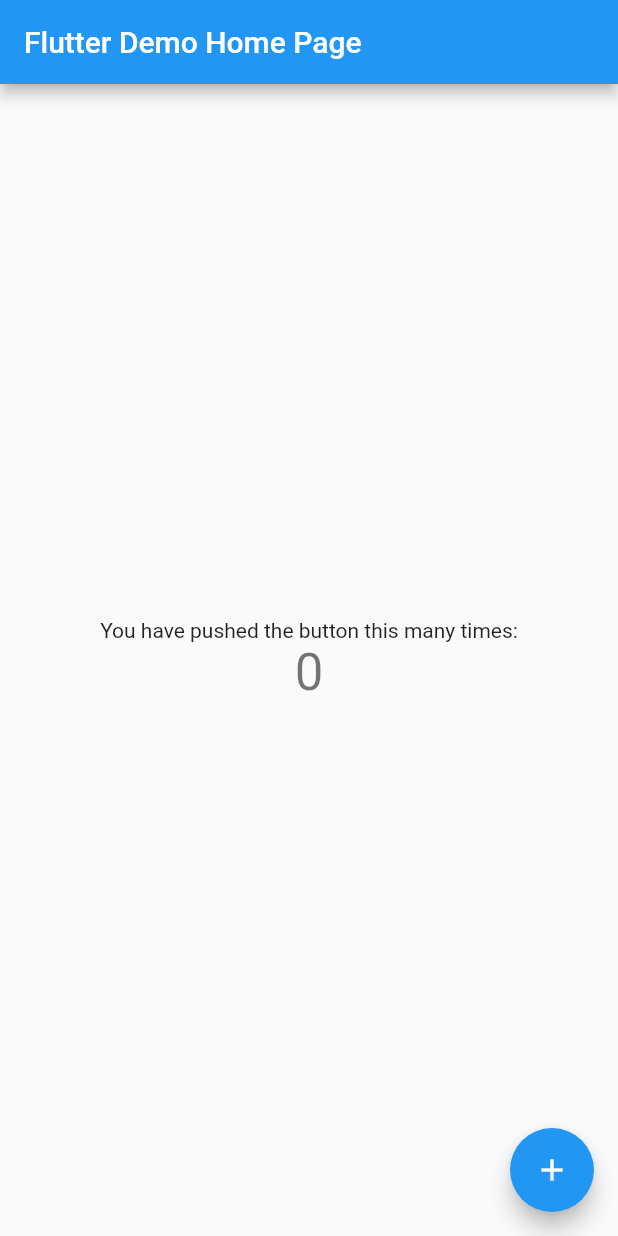
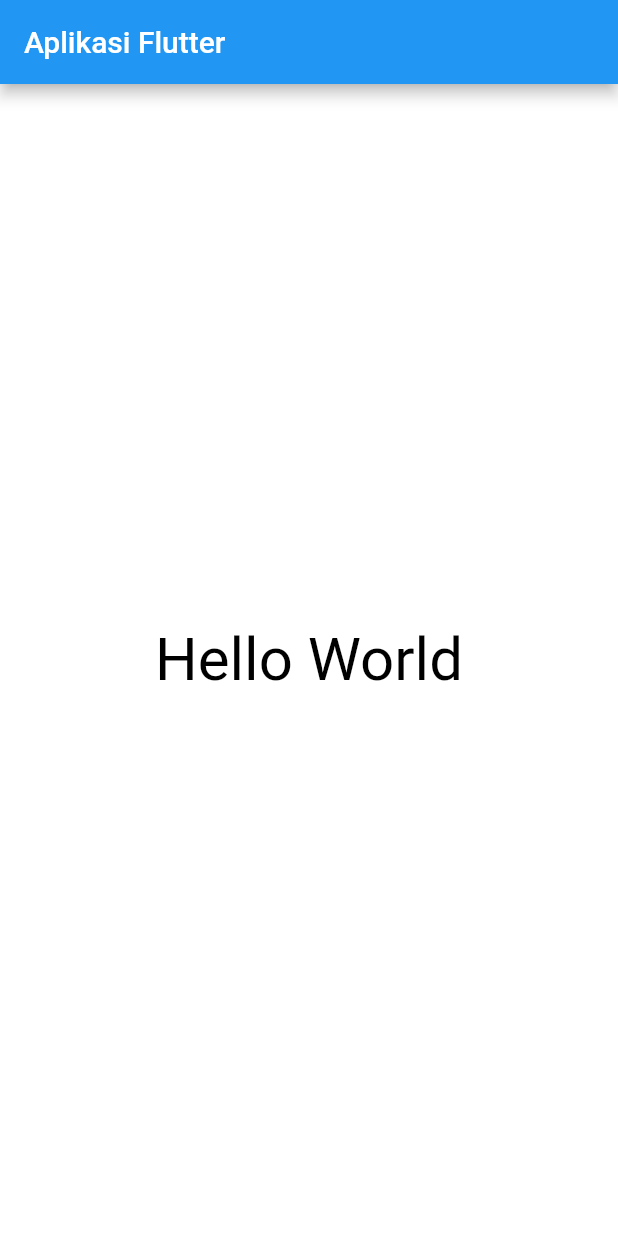
Before and after one commit to Anitasilvi/project-flutter1, a Flutter app: the screen it shows after launch, on a phone screen of 412 x 824 dp. Run offline on Flutter 3.47's test engine with Material 2 defaults, Android fonts, the phone set to English and light mode, and no system bars.

Commit message:
hello world

```diff
--- a/lib/main.dart
+++ b/lib/main.dart
@@ -1,115 +1,21 @@
 import 'package:flutter/material.dart';
 
 void main() {
-  runApp(const MyApp());
+  runApp(
+      MaterialApp(
+          title: "Aplikasi Flutter",
+          home: Scaffold(
+            appBar: AppBar(title: Text('Aplikasi Flutter'),),
+            body: Material(
+              color: Colors.white,
+              child: Center(
+                child: Text(
+                  "Hello World",
+                  textDirection: TextDirection.ltr,
+                  style: TextStyle(color: Colors.black, fontSize: 40.0),
+                ),
+              ),
+            ),
+          )
+      ));
 }
-
-class MyApp extends StatelessWidget {
-  const MyApp({super.key});
-
-  // This widget is the root of your application.
-  @override
-  Widget build(BuildContext context) {
-    return MaterialApp(
-      title: 'Flutter Demo',
-      theme: ThemeData(
-        // This is the theme of your application.
-        //
-        // Try running your application with "flutter run". You'll see the
-        // application has a blue toolbar. Then, without quitting the app, try
-        // changing the primarySwatch below to Colors.green and then invoke
-        // "hot reload" (press "r" in the console where you ran "flutter run",
-        // or simply save your changes to "hot reload" in a Flutter IDE).
-        // Notice that the counter didn't reset back to zero; the application
-        // is not restarted.
-        primarySwatch: Colors.blue,
-      ),
-      home: const MyHomePage(title: 'Flutter Demo Home Page'),
-    );
-  }
-}
-
-class MyHomePage extends StatefulWidget {
-  const MyHomePage({super.key, required this.title});
-
-  // This widget is the home page of your application. It is stateful, meaning
-  // that it has a State object (defined below) that contains fields that affect
-  // how it looks.
-
-  // This class is the configuration for the state. It holds the values (in this
-  // case the title) provided by the parent (in this case the App widget) and
-  // used by the build method of the State. Fields in a Widget subclass are
-  // always marked "final".
-
-  final String title;
-
-  @override
-  State<MyHomePage> createState() => _MyHomePageState();
-}
-
-class _MyHomePageState extends State<MyHomePage> {
-  int _counter = 0;
-
-  void _incrementCounter() {
-    setState(() {
-      // This call to setState tells the Flutter framework that something has
-      // changed in this State, which causes it to rerun the build method below
-      // so that the display can reflect the updated values. If we changed
-      // _counter without calling setState(), then the build method would not be
-      // called again, and so nothing would appear to happen.
-      _counter++;
-    });
-  }
-
-  @override
-  Widget build(BuildContext context) {
-    // This method is rerun every time setState is called, for instance as done
-    // by the _incrementCounter method above.
-    //
-    // The Flutter framework has been optimized to make rerunning build methods
-    // fast, so that you can just rebuild anything that needs updating rather
-    // than having to individually change instances of widgets.
-    return Scaffold(
-      appBar: AppBar(
-        // Here we take the value from the MyHomePage object that was created by
-        // the App.build method, and use it to set our appbar title.
-        title: Text(widget.title),
-      ),
-      body: Center(
-        // Center is a layout widget. It takes a single child and positions it
-        // in the middle of the parent.
-        child: Column(
-          // Column is also a layout widget. It takes a list of children and
-          // arranges them vertically. By default, it sizes itself to fit its
-          // children horizontally, and tries to be as tall as its parent.
-          //
-          // Invoke "debug painting" (press "p" in the console, choose the
-          // "Toggle Debug Paint" action from the Flutter Inspector in Android
-          // Studio, or the "Toggle Debug Paint" command in Visual Studio Code)
-          // to see the wireframe for each widget.
-          //
-          // Column has various properties to control how it sizes itself and
-          // how it positions its children. Here we use mainAxisAlignment to
-          // center the children vertically; the main axis here is the vertical
-          // axis because Columns are vertical (the cross axis would be
-          // horizontal).
-          mainAxisAlignment: MainAxisAlignment.center,
-          children: <Widget>[
-            const Text(
-              'You have pushed the button this many times:',
-            ),
-            Text(
-              '$_counter',
-              style: Theme.of(context).textTheme.headlineMedium,
-            ),
-          ],
-        ),
-      ),
-      floatingActionButton: FloatingActionButton(
-        onPressed: _incrementCounter,
-        tooltip: 'Increment',
-        child: const Icon(Icons.add),
-      ), // This trailing comma makes auto-formatting nicer for build methods.
-    );
-  }
-}
```
